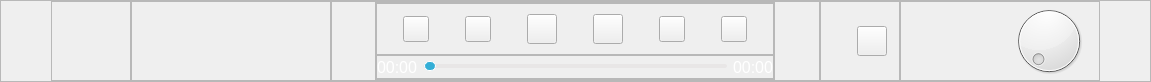
This is CaX/widget/playwindow.ui in fsest4u/CaX_03 as Qt 5 draws it before an edit. The edited form follows.
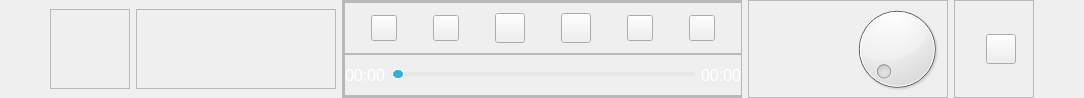
This is the edited form. Icons and pictures are not drawn.

Commit message: [v1.7 20220225 / no68] now play의 앨범명, 아티스트명의 영역을 길게 수정

```diff
--- a/CaX/widget/playwindow.ui
+++ b/CaX/widget/playwindow.ui
@@ -6,40 +6,22 @@
    <rect>
     <x>0</x>
     <y>0</y>
-    <width>1151</width>
-    <height>82</height>
+    <width>1084</width>
+    <height>98</height>
    </rect>
   </property>
+  <property name="maximumSize">
+   <size>
+    <width>16777215</width>
+    <height>98</height>
+   </size>
+  </property>
   <property name="windowTitle">
    <string>Form</string>
   </property>
-  <layout class="QGridLayout" name="gridLayout_5">
-   <property name="leftMargin">
-    <number>0</number>
-   </property>
-   <property name="topMargin">
-    <number>0</number>
-   </property>
-   <property name="rightMargin">
-    <number>0</number>
-   </property>
-   <property name="bottomMargin">
-    <number>0</number>
-   </property>
-   <property name="spacing">
-    <number>0</number>
-   </property>
-   <item row="0" column="0">
-    <widget class="QFrame" name="frame">
-     <property name="frameShape">
-      <enum>QFrame::StyledPanel</enum>
-     </property>
-     <property name="frameShadow">
-      <enum>QFrame::Raised</enum>
-     </property>
      <layout class="QHBoxLayout" name="horizontalLayout">
       <property name="spacing">
-       <number>0</number>
+    <number>6</number>
       </property>
       <property name="leftMargin">
        <number>50</number>
@@ -58,7 +40,7 @@
         <property name="minimumSize">
          <size>
           <width>80</width>
-          <height>80</height>
+       <height>0</height>
          </size>
         </property>
         <property name="maximumSize">
@@ -97,12 +79,12 @@
         <property name="minimumSize">
          <size>
           <width>200</width>
-          <height>80</height>
+       <height>0</height>
          </size>
         </property>
         <property name="maximumSize">
          <size>
-          <width>200</width>
+       <width>16777215</width>
           <height>80</height>
          </size>
         </property>
@@ -129,7 +111,13 @@
        </widget>
       </item>
       <item>
-       <widget class="QFrame" name="frame_12">
+    <widget class="QFrame" name="framePlayer">
+     <property name="maximumSize">
+      <size>
+       <width>400</width>
+       <height>16777215</height>
+      </size>
+     </property>
         <property name="frameShape">
          <enum>QFrame::StyledPanel</enum>
         </property>
@@ -477,6 +465,93 @@
         </layout>
        </widget>
       </item>
+   <item>
+    <widget class="QFrame" name="frameDial">
+     <property name="minimumSize">
+      <size>
+       <width>200</width>
+       <height>0</height>
+      </size>
+     </property>
+     <property name="maximumSize">
+      <size>
+       <width>16777215</width>
+       <height>16777215</height>
+      </size>
+     </property>
+     <property name="frameShape">
+      <enum>QFrame::StyledPanel</enum>
+     </property>
+     <property name="frameShadow">
+      <enum>QFrame::Raised</enum>
+     </property>
+     <layout class="QHBoxLayout" name="horizontalLayout_5">
+      <property name="spacing">
+       <number>0</number>
+      </property>
+      <property name="leftMargin">
+       <number>0</number>
+      </property>
+      <property name="topMargin">
+       <number>0</number>
+      </property>
+      <property name="rightMargin">
+       <number>0</number>
+      </property>
+      <property name="bottomMargin">
+       <number>0</number>
+      </property>
+      <item>
+       <widget class="QLabel" name="labelDial">
+        <property name="minimumSize">
+         <size>
+          <width>50</width>
+          <height>0</height>
+         </size>
+        </property>
+        <property name="font">
+         <font>
+          <family>Segoe UI</family>
+          <pointsize>14</pointsize>
+         </font>
+        </property>
+        <property name="styleSheet">
+         <string notr="true">color: rgb(255, 255, 255);</string>
+        </property>
+        <property name="text">
+         <string/>
+        </property>
+        <property name="alignment">
+         <set>Qt::AlignRight|Qt::AlignTrailing|Qt::AlignVCenter</set>
+        </property>
+       </widget>
+      </item>
+      <item>
+       <widget class="QDial" name="dial">
+        <property name="minimumSize">
+         <size>
+          <width>100</width>
+          <height>0</height>
+         </size>
+        </property>
+        <property name="maximumSize">
+         <size>
+          <width>16777215</width>
+          <height>16777215</height>
+         </size>
+        </property>
+        <property name="styleSheet">
+         <string notr="true">QDial
+{
+  color: rgb(255, 255, 255);
+  border-image: url(&quot;:/resource/top-btn22-classify-rank-h.png&quot;);
+}</string>
+        </property>
+       </widget>
+      </item>
+     </layout>
+    </widget>
+   </item>
       <item>
        <widget class="QFrame" name="frameVolume">
         <property name="minimumSize">
@@ -579,101 +654,11 @@
             <string notr="true">color: rgb(255, 255, 255);</string>
            </property>
            <property name="text">
-            <string> </string>
+         <string/>
            </property>
            <property name="alignment">
             <set>Qt::AlignCenter</set>
            </property>
-          </widget>
-         </item>
-        </layout>
-       </widget>
-      </item>
-      <item>
-       <widget class="QFrame" name="frameDial">
-        <property name="minimumSize">
-         <size>
-          <width>200</width>
-          <height>0</height>
-         </size>
-        </property>
-        <property name="maximumSize">
-         <size>
-          <width>200</width>
-          <height>16777215</height>
-         </size>
-        </property>
-        <property name="frameShape">
-         <enum>QFrame::StyledPanel</enum>
-        </property>
-        <property name="frameShadow">
-         <enum>QFrame::Raised</enum>
-        </property>
-        <layout class="QHBoxLayout" name="horizontalLayout_5">
-         <property name="spacing">
-          <number>0</number>
-         </property>
-         <property name="leftMargin">
-          <number>0</number>
-         </property>
-         <property name="topMargin">
-          <number>0</number>
-         </property>
-         <property name="rightMargin">
-          <number>0</number>
-         </property>
-         <property name="bottomMargin">
-          <number>0</number>
-         </property>
-         <item>
-          <widget class="QLabel" name="labelDial">
-           <property name="minimumSize">
-            <size>
-             <width>50</width>
-             <height>0</height>
-            </size>
-           </property>
-           <property name="font">
-            <font>
-             <family>Segoe UI</family>
-             <pointsize>14</pointsize>
-            </font>
-           </property>
-           <property name="styleSheet">
-            <string notr="true">color: rgb(255, 255, 255);</string>
-           </property>
-           <property name="text">
-            <string> </string>
-           </property>
-           <property name="alignment">
-            <set>Qt::AlignRight|Qt::AlignTrailing|Qt::AlignVCenter</set>
-           </property>
-          </widget>
-         </item>
-         <item>
-          <widget class="QDial" name="dial">
-           <property name="minimumSize">
-            <size>
-             <width>100</width>
-             <height>0</height>
-            </size>
-           </property>
-           <property name="maximumSize">
-            <size>
-             <width>16777215</width>
-             <height>16777215</height>
-            </size>
-           </property>
-           <property name="styleSheet">
-            <string notr="true">QDial
-{
-  color: rgb(255, 255, 255);
-  border-image: url(&quot;:/resource/top-btn22-classify-rank-h.png&quot;);
-}</string>
-           </property>
-          </widget>
-         </item>
-        </layout>
        </widget>
       </item>
      </layout>
```
Lines whose indentation alone changed are shown as unchanged.
